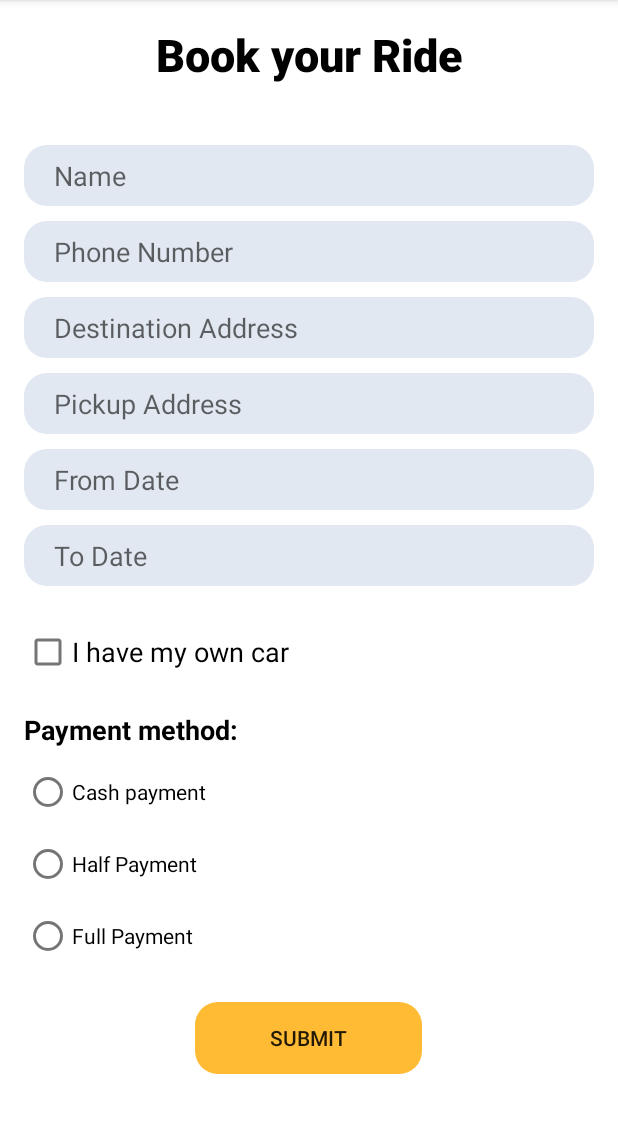
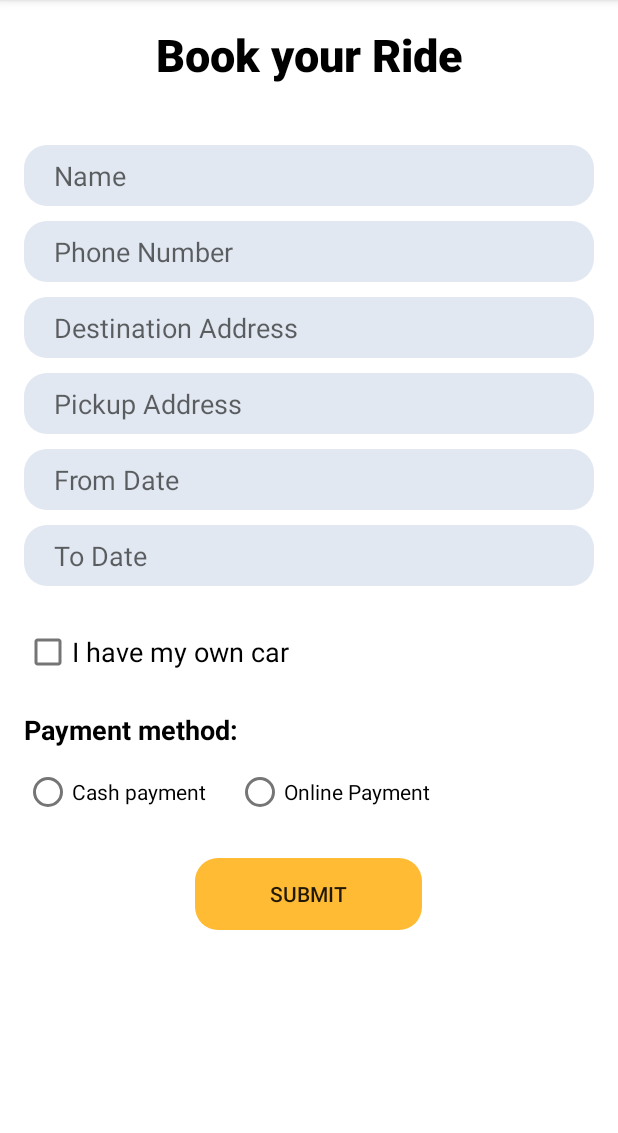
Before and after one commit to CoderAbhi27/Drive360, an Android app: the BookRideActivity screen opened directly, with no data from a screen before it, on a phone screen of 412 x 824 dp, the part 84-1217 px from its top. Run offline under Robolectric (Android 15) with nearby library versions, the phone set to English and light mode, and no system bars; Roboto replaces fonts that are not available here.

Commit message:
deleted extra

```diff
--- a/app/src/main/res/layout/activity_book_ride.xml
+++ b/app/src/main/res/layout/activity_book_ride.xml
@@ -104,25 +104,21 @@
             android:id="@+id/radioGroupPayment"
             android:layout_width="wrap_content"
             android:layout_height="wrap_content"
-            android:orientation="vertical">
+            android:orientation="horizontal">
 
             <RadioButton
                 android:id="@+id/rbCash"
                 android:layout_width="wrap_content"
                 android:layout_height="wrap_content"
-                android:text="Cash payment" />
+                android:text="Cash payment"
+                android:layout_marginEnd="20dp"/>
 
             <RadioButton
                 android:id="@+id/rbHalfPayment"
                 android:layout_width="wrap_content"
                 android:layout_height="wrap_content"
-                android:text="Half Payment" />
+                android:text="Online Payment" />
 
-            <RadioButton
-                android:id="@+id/rbFullPayment"
-                android:layout_width="wrap_content"
-                android:layout_height="wrap_content"
-                android:text="Full Payment" />
         </RadioGroup>
 
         <androidx.appcompat.widget.AppCompatButton
```
Also changed, not shown: app/src/main/AndroidManifest.xml (+0 -9 lines), app/src/main/java/com/example/drive360/Activity/CardPaymentActivity.kt (deleted, +0 -12 lines), app/src/main/java/com/example/drive360/Activity/NetbankingPaymentActivity.kt (deleted, +0 -12 lines), app/src/main/java/com/example/drive360/Activity/PaymentActivity.kt (+4 -4 lines), app/src/main/java/com/example/drive360/Activity/UpiPaymentActivity.kt (deleted, +0 -12 lines), app/src/main/java/com/example/drive360/Fragments/ProfileFragment.kt (+10 -19 lines), app/src/main/res/layout/activity_card_payment.xml (deleted, +0 -9 lines), app/src/main/res/layout/activity_netbanking_payment.xml (deleted, +0 -9 lines), app/src/main/res/layout/activity_upi_payment.xml (deleted, +0 -9 lines).
